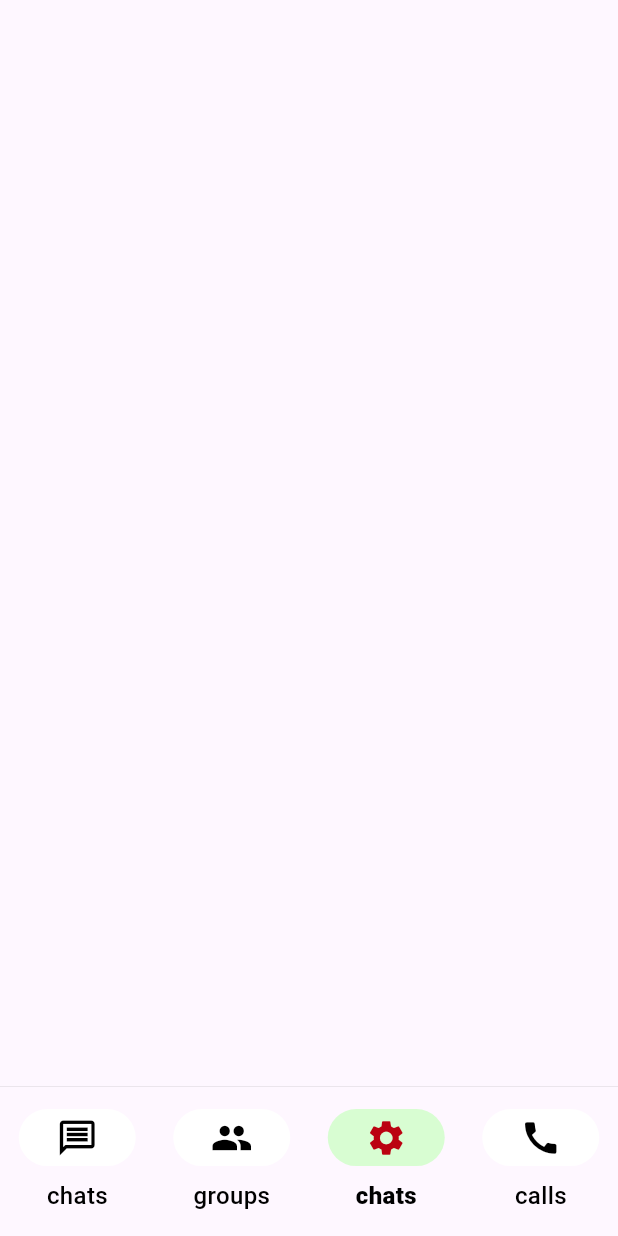
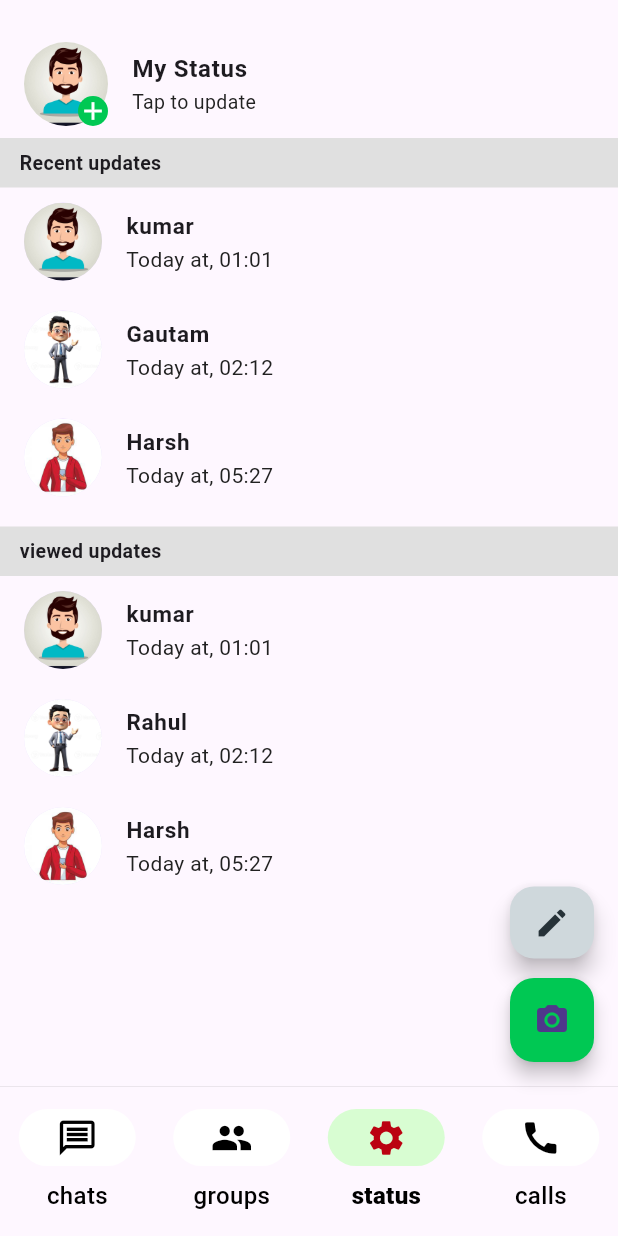
Before and after one commit to kumarharsh7070/chatcom, a Flutter app: the screen it shows after launch, item 3 of the bottom bar chosen, on a phone screen of 412 x 824 dp. Run offline on Flutter 3.47's test engine with Material 3 defaults, Android fonts, the phone set to English and light mode, and no system bars; our stand-ins replace emoji_picker_flutter, firebase_auth, firebase_core, font_awesome_flutter, google_fonts, pinput; accounts and stored records are empty.

Commit message:
status screen and call screen and other changes

```diff
--- /dev/null
+++ b/lib/Pages/Status_Page.dart
@@ -0,0 +1,98 @@
+import 'package:firebase/chat_home_page/status_pages/other_status.dart';
+import 'package:firebase/chat_home_page/status_pages/ownstatus.dart';
+import 'package:flutter/material.dart';
+
+class status_page extends StatefulWidget {
+  const status_page({super.key});
+
+  @override
+  State<status_page> createState() => _status_pageState();
+}
+
+class _status_pageState extends State<status_page> {
+  @override
+  Widget build(BuildContext context) {
+    return Scaffold(
+      floatingActionButton: Column(
+        mainAxisAlignment: MainAxisAlignment.end,
+        children: [
+          Container(
+            height: 48,
+            child: FloatingActionButton(
+              backgroundColor: Colors.blueGrey[100],
+              onPressed: () {},
+              child: Icon(
+                Icons.edit,
+                color: Colors.blueGrey[900],
+              ),
+            ),
+          ),
+          SizedBox(
+            height: 13,
+          ),
+          FloatingActionButton(
+            onPressed: () {},
+            backgroundColor: Colors.greenAccent[700],
+            elevation: 5,
+            child: Icon(Icons.camera_alt),
+          )
+        ],
+      ),
+      body: SingleChildScrollView(
+        child: Column(
+          children: [
+            ownstatus(),
+            label("Recent updates"),
+            otherstatus(
+              name: "kumar",
+              imagename: "assets/2.jpg",
+              time: "01:01",
+            ),
+            otherstatus(
+              name: "Gautam",
+              imagename: "assets/3.jpg",
+              time: "02:12",
+            ),
+            otherstatus(
+              name: "Harsh",
+              imagename: "assets/5.jpeg",
+              time: "05:27",
+            ),
+            SizedBox(height: 10,),
+            label("viewed updates"),
+            otherstatus(
+              name: "kumar",
+              imagename: "assets/2.jpg",
+              time: "01:01",
+            ),
+            otherstatus(
+              name: "Rahul",
+              imagename: "assets/3.jpg",
+              time: "02:12",
+            ),
+            otherstatus(
+              name: "Harsh",
+              imagename: "assets/5.jpeg",
+              time: "05:27",
+            ),
+          ],
+        ),
+      ),
+    );
+  }
+// making new widget for last update------------------------------------------------------
+  Widget label(String labelname) {
+    return Container(
+      height: 33,
+      width: MediaQuery.of(context).size.width,
+      color: Colors.grey[300],
+      child: Padding(
+        padding: const EdgeInsets.symmetric(vertical: 7, horizontal: 13),
+        child: Text(
+          labelname,
+          style: TextStyle(fontSize: 13, fontWeight: FontWeight.bold),
+        ),
+      ),
+    );
+  }
+}
--- /dev/null
+++ b/lib/Pages/call_page.dart
@@ -0,0 +1,78 @@
+import 'package:flutter/material.dart';
+
+class call_page extends StatefulWidget {
+  const call_page({super.key});
+
+  @override
+  State<call_page> createState() => _call_pageState();
+}
+
+class _call_pageState extends State<call_page> {
+  @override
+  Widget build(BuildContext context) {
+    return Scaffold(
+      body: ListView(
+        children: [
+          callcard("kumar", Icons.call_made, Colors.green, "july 18, 10:20","assets/2.jpg"),
+          callcard("Gautam", Icons.call_received, Colors.green, "july 17, 8:02","assets/5.jpeg"),
+          callcard("Disha", Icons.call_received, Colors.green, "july 16, 9:20","assets/3.jpg"),
+          callcard("Rahul", Icons.call_missed, Colors.green, "july 13, 9:20","assets/2.jpg"),
+          callcard("Risu", Icons.call_received, Colors.green, "july 12, 10:20","assets/5.jpeg"),
+          callcard("Sumit", Icons.call_missed, Colors.green, "march 18, 2:15","assets/3.jpg"),
+          callcard("Tom", Icons.call_made, Colors.green, "august 12, 2:10","assets/5.jpeg"),
+          callcard("kumar", Icons.call_missed, Colors.green, "april 2, 10:20","assets/2.jpg"),
+                    callcard("kumar", Icons.call_missed, Colors.green, "april 2, 10:20","assets/2.jpg"),
+          callcard("kumar", Icons.call_missed, Colors.green, "april 2, 10:20","assets/2.jpg"),
+          callcard("kumar", Icons.call_missed, Colors.green, "april 2, 10:20","assets/2.jpg"),
+          callcard("kumar", Icons.call_missed, Colors.green, "april 2, 10:20","assets/2.jpg"),
+          callcard("kumar", Icons.call_missed, Colors.green, "april 2, 10:20","assets/3.jpg"),
+          callcard("kumar", Icons.call_missed, Colors.green, "april 2, 10:20","assets/2.jpg"),
+          callcard("kumar", Icons.call_missed, Colors.green, "april 2, 10:20","assets/3.jpg"),
+          callcard("kumar", Icons.call_missed, Colors.green, "april 2, 10:20","assets/2.jpg"),
+          callcard("kumar", Icons.call_missed, Colors.green, "april 2, 10:20","assets/3.jpg"),
+          callcard("kumar", Icons.call_missed, Colors.green, "april 2, 10:20","assets/2.jpg"),
+          callcard("kumar", Icons.call_missed, Colors.green, "april 2, 10:20","assets/2.jpg"),
+
+        ],
+      ),
+    );
+  }
+
+  Widget callcard(
+      String name, IconData iconData, Color iconColor, String time, String imagename) {
+    return Card(
+      margin: EdgeInsets.only(bottom: 0.5),
+      child: ListTile(
+        leading: CircleAvatar(
+          radius: 26,
+          backgroundImage:AssetImage(imagename),
+        ),
+        title: Text(
+          name,
+          style: TextStyle(fontWeight: FontWeight.w500),
+        ),
+        subtitle: Row(
+          children: [
+            Icon(
+              iconData,
+              color: iconColor,
+              size: 20,
+            ),
+            SizedBox(
+              width: 6,
+            ),
+            Text(
+              time,
+              style: TextStyle(fontSize: 13),
+            ),
+          ],
+        ),
+        trailing: Icon(
+          Icons.call,
+          size: 28,
+          color: Colors.teal,
+        ),
+      ),
+    );
+  }
+}
--- a/lib/chat_home_page/chat_home.dart
+++ b/lib/chat_home_page/chat_home.dart
@@ -2,7 +2,10 @@
 // import 'package:firebase/Chat_Pages/Group_Page.dart';
 // import 'package:firebase/Chat_Pages/Message_Page.dart';
 // import 'package:firebase/Chat_Pages/Setting_Page.dart';
+import 'package:firebase/Pages/Group_Page.dart';
 import 'package:firebase/Pages/Message_Page.dart';
+import 'package:firebase/Pages/Status_Page.dart';
+import 'package:firebase/Pages/call_page.dart';
 import 'package:flutter/material.dart';
 // import 'package:google_fonts/google_fonts.dart';
 
@@ -17,9 +20,9 @@ class _chat_homeState extends State<chat_home> {
   int _selectedindex = 0;
   final List<Widget> _pages = [
     MessagePage(),
-    Container(),
-    Container(),
-    Container()
+    Group_Page(),
+    status_page(),
+    call_page()
   ];
 
   void _onItemTapped(int index) {
@@ -80,7 +83,7 @@ class _chat_homeState extends State<chat_home> {
           children: [
             buildNavBarItem(Icons.message, Icons.message_outlined, "chats", 0),
             buildNavBarItem(Icons.groups, Icons.group, "groups", 1),
-            buildNavBarItem(Icons.settings, Icons.settings, "chats", 2),
+            buildNavBarItem(Icons.settings, Icons.circle, "status", 2),
             buildNavBarItem(Icons.call, Icons.call, "calls", 3)
           ],
         ),
--- /dev/null
+++ b/lib/chat_home_page/status_pages/other_status.dart
@@ -0,0 +1,19 @@
+import 'package:flutter/material.dart';
+
+class otherstatus extends StatelessWidget {
+  const otherstatus({ required this.imagename, required this.name, required this.time}):super();
+final String name;
+final String time;
+final String imagename;
+  @override
+  Widget build(BuildContext context) {
+    return ListTile(
+      leading: CircleAvatar(
+        radius: 26,
+        backgroundImage: AssetImage(imagename),
+      ),
+      title: Text(name,style: TextStyle(fontWeight: FontWeight.bold,fontSize: 15),),
+      subtitle: Text("Today at, $time",style: TextStyle(fontSize: 14,color:Colors.grey[900]),),
+    );
+  }
+}
--- /dev/null
+++ b/lib/chat_home_page/status_pages/ownstatus.dart
@@ -0,0 +1,33 @@
+import 'package:flutter/material.dart';
+ class ownstatus extends StatelessWidget {
+  const ownstatus({super.key});
+
+  @override
+  Widget build(BuildContext context) {
+    return Padding(
+      padding: const EdgeInsets.only(top:20),
+      child: ListTile(
+        leading: Stack(
+          children: [
+            CircleAvatar(
+              radius: 28,
+              backgroundColor: Colors.white,
+              backgroundImage: AssetImage("assets/2.jpg"),
+            ),
+            Positioned(
+              bottom: 0,
+              right: 0,
+              child: CircleAvatar(
+                backgroundColor: Colors.greenAccent[700],
+                radius: 10,
+                child: Icon(Icons.add,size: 20,color: Colors.white,),
+              ),
+            )
+          ],
+        ),
+        title: Text('My Status',style: TextStyle(fontWeight: FontWeight.bold),),
+        subtitle: Text("Tap to update",style: TextStyle(fontSize: 13,color: Colors.grey[900]),),
+      ),
+    );
+  }
+}
--- a/lib/main.dart
+++ b/lib/main.dart
@@ -1,4 +1,6 @@
 import 'package:firebase/Pages/Message_Page.dart';
+import 'package:firebase/Pages/Status_Page.dart';
+import 'package:firebase/Pages/call_page.dart';
 import 'package:firebase/chat_home_page/chat_home.dart';
 import 'package:firebase/first_home.dart';
 import 'package:firebase/gmail_auth.dart';
@@ -40,10 +42,11 @@ class MyApp extends StatelessWidget {
         '/phone_auth2': (context) => phone_auth2(),
         '/gmail_auth': (context) => gmail_auth(),
         '/gmail_forgot': (context) => gmail_forgot(),
-        '/gmail_register':(context)=> gmail_register(),
-         '/chat_home':(context)=>chat_home(),
-          '/ChatPage':(context)=> MessagePage(),
-
+        '/gmail_register': (context) => gmail_register(),
+        '/chat_home': (context) => chat_home(),
+        '/ChatPage': (context) => MessagePage(),
+        '/status_page': (context) => status_page(),
+        '/call_page': (context) => call_page(),
       },
     );
   }
--- a/pubspec.yaml
+++ b/pubspec.yaml
@@ -40,6 +40,10 @@ dependencies:
   font_awesome_flutter: ^10.7.0
   pinput: ^5.0.0
   firebase_auth: ^5.2.0
+  emoji_picker_flutter: ^3.0.0
+  shared_preferences: ^2.3.2
+  # for showing emoji
+
 
 dev_dependencies:
   flutter_test:
```
Also changed, not shown: lib/Pages/Chat_screen.dart (+40 -5 lines), lib/Pages/Group_Page.dart (+47 -1 lines), lib/Pages/Setting_Page.dart (deleted, +0 -19 lines), assets/2.jpg (added), assets/3.jpg (added), assets/5.jpeg (added), pubspec.lock, 6 other files.
